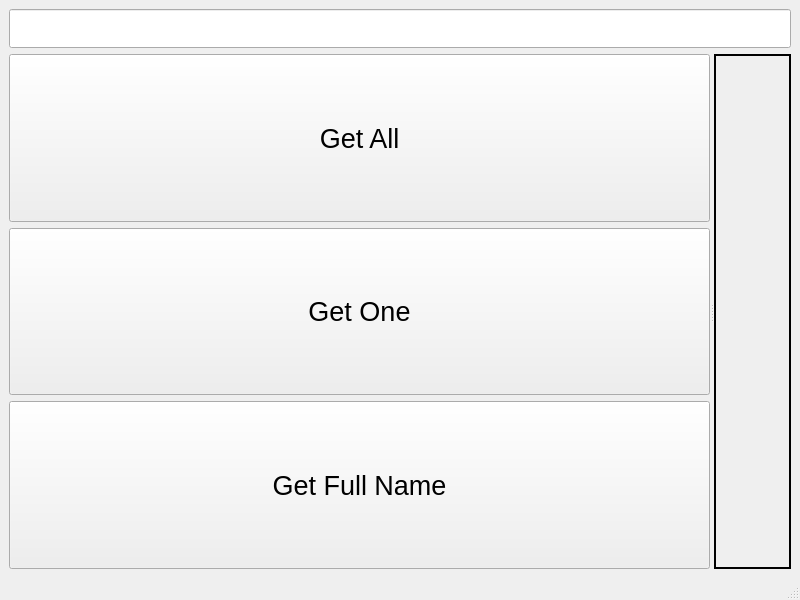
This is QT_frontend/mainwindow.ui in NLAIV/qt_example as Qt 5 draws it before an edit. The edited form follows.
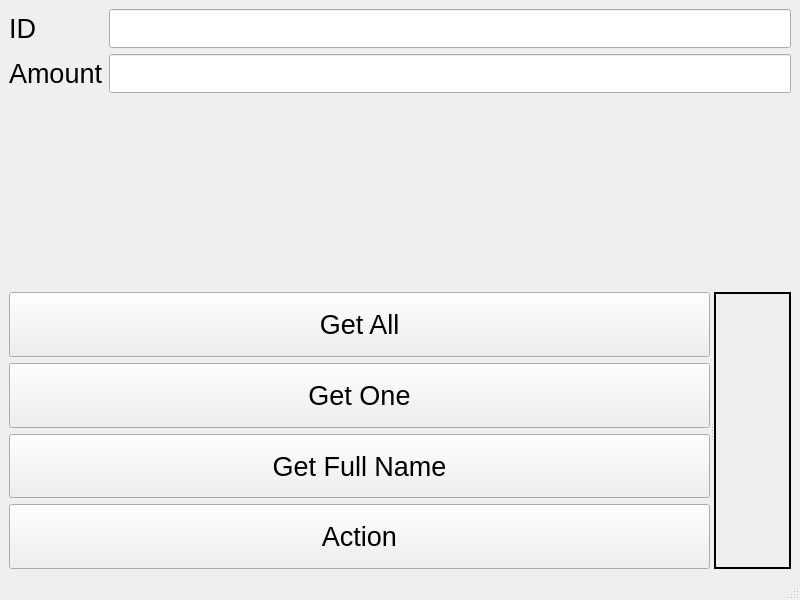
This is the edited form.

```diff
--- a/QT_frontend/mainwindow.ui
+++ b/QT_frontend/mainwindow.ui
@@ -18,6 +18,8 @@
     <item>
      <layout class="QVBoxLayout" name="verticalLayout_2">
       <item>
+       <layout class="QFormLayout" name="formLayout_2">
+        <item row="0" column="1">
        <widget class="QLineEdit" name="lineEditId">
         <property name="font">
          <font>
@@ -26,6 +28,41 @@
         </property>
        </widget>
       </item>
+        <item row="1" column="1">
+         <widget class="QLineEdit" name="lineEditAmount">
+          <property name="font">
+           <font>
+            <pointsize>20</pointsize>
+           </font>
+          </property>
+         </widget>
+        </item>
+        <item row="0" column="0">
+         <widget class="QLabel" name="label">
+          <property name="font">
+           <font>
+            <pointsize>20</pointsize>
+           </font>
+          </property>
+          <property name="text">
+           <string>ID</string>
+          </property>
+         </widget>
+        </item>
+        <item row="1" column="0">
+         <widget class="QLabel" name="label_2">
+          <property name="font">
+           <font>
+            <pointsize>20</pointsize>
+           </font>
+          </property>
+          <property name="text">
+           <string>Amount</string>
+          </property>
+         </widget>
+        </item>
+       </layout>
+      </item>
       <item>
        <widget class="QSplitter" name="splitter">
         <property name="orientation">
@@ -87,6 +124,24 @@
             </property>
            </widget>
           </item>
+          <item>
+           <widget class="QPushButton" name="actionButton">
+            <property name="sizePolicy">
+             <sizepolicy hsizetype="Preferred" vsizetype="Preferred">
+              <horstretch>0</horstretch>
+              <verstretch>0</verstretch>
+             </sizepolicy>
+            </property>
+            <property name="font">
+             <font>
+              <pointsize>20</pointsize>
+             </font>
+            </property>
+            <property name="text">
+             <string>Action</string>
+            </property>
+           </widget>
+          </item>
          </layout>
         </widget>
         <widget class="QLabel" name="resultlabel">
```
Lines whose indentation alone changed are shown as unchanged.
